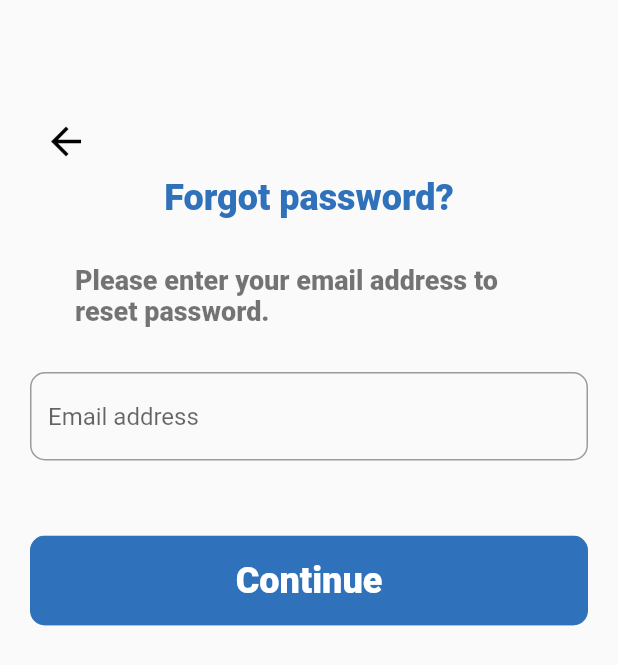
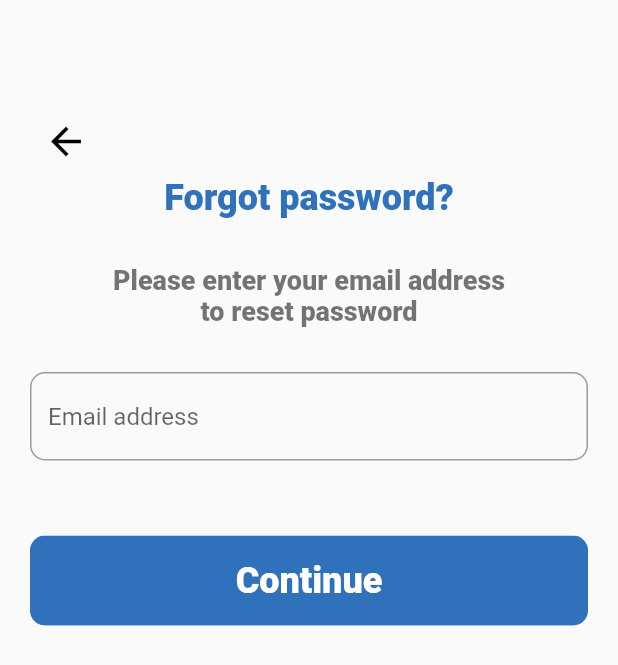
Before and after one commit to dipak-bacancy/educa, a Flutter app: the Forgot screen opened by its route, on a phone screen of 412 x 824 dp. Shown: the top 665 px of the screen. Run offline on Flutter 3.47's test engine with Material 2 defaults, Android fonts, the phone set to English and light mode, and no system bars; our stand-ins replace camera, cloud_firestore, firebase_auth, firebase_core, firebase_storage, google_fonts; missing offline and left inert: video_thumbnail; accounts and stored records are empty.

Commit message:
text splitted

```diff
--- a/lib/src/forgot.dart
+++ b/lib/src/forgot.dart
@@ -43,14 +43,16 @@ class _ForgotState extends State<Forgot> {
                 'Forgot password?',
                 style: textTheme.headline2.copyWith(color: kEducaBlue),
               ),
-              Padding(
-                padding:
-                    const EdgeInsets.symmetric(horizontal: 30, vertical: 30),
-                child: Text(
-                  'Please enter your email address to reset password.',
-                  style: textTheme.headline3,
-                ),
+              SizedBox(height: 30),
+              Text(
+                'Please enter your email address',
+                style: textTheme.headline3,
               ),
+              Text(
+                'to reset password',
+                style: textTheme.headline3,
+              ),
+              SizedBox(height: 30),
               Form(
                 key: _formkey,
                 child: TextFormField(
@@ -81,10 +83,12 @@ class _ForgotState extends State<Forgot> {
                     onPressed: () {
                       if (_formkey.currentState.validate()) {
                         _formkey.currentState.save();
-                        _auth.resetPassword(email: email).then((val) {
+                        _auth.resetPassword(email: email).then((val) async {
                           if (val == null) {
                             _scafoldKey.currentState.showSnackBar(SnackBar(
                                 content: Text('check your email for further')));
+
+                            await Future.delayed(Duration(seconds: 2));
 
                             Navigator.pop(context);
                           } else {
```
